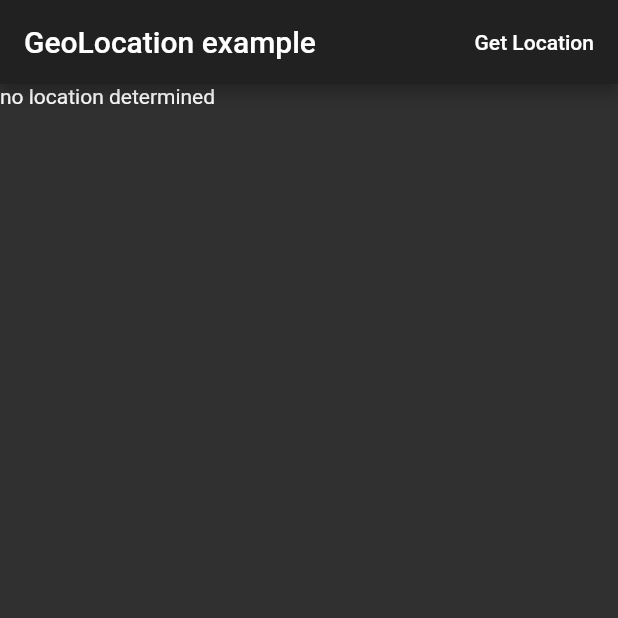
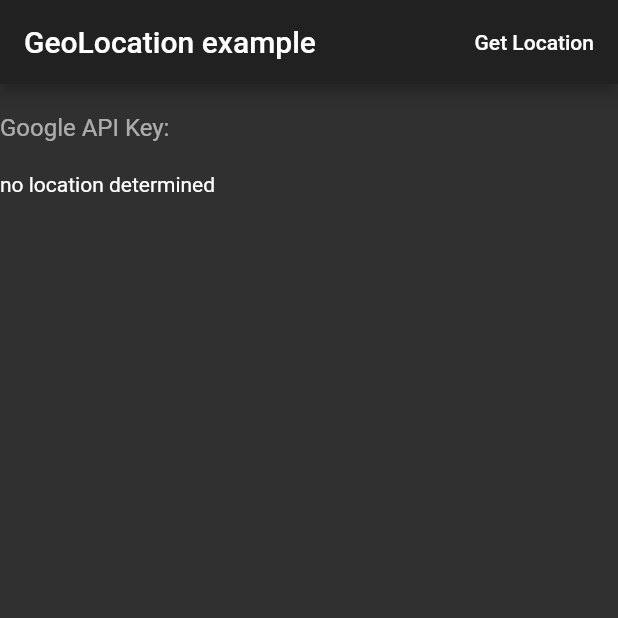
Before and after one commit to peter-roth-de/flutter_test_geoloc_app, a Flutter app: the screen it shows after launch, on a phone screen of 412 x 824 dp, the top half of it. Run offline on Flutter 3.47's test engine with Material 2 defaults, Android fonts, the phone set to English and light mode, and no system bars; our stand-ins replace flutter_map, latlong; missing offline and left inert: geolocation; network calls fail.

Commit message:
google.key var

```diff
--- a/lib/main.dart
+++ b/lib/main.dart
@@ -24,10 +24,12 @@ class Home extends StatefulWidget {
 }
 class HomeState extends State<Home> {
   MapController controller = new MapController();
+  final TextEditingController textFieldController = new TextEditingController();
   LocationResult locations;
   StreamSubscription<LocationResult> streamSubscription;
   //Stream<LocationResult> streamSubscription;
   bool trackLocation = false;
+  String sGoogleApiKey = "";
 
   @override initState() {
     super.initState();
@@ -37,6 +39,12 @@ class HomeState extends State<Home> {
     locations = null;
   }
 
+  @override
+  void dispose() {
+    // Clean up the controller when the Widget is disposed
+    textFieldController.dispose();
+    super.dispose();
+  }
   getPermission() async {
     final GeolocationResult result =
     await Geolocation.requestLocationPermission(const LocationPermission(
@@ -139,7 +147,15 @@ class HomeState extends State<Home> {
               .toList(),*/
               Image.network(locations == null
                   ? "https://heise.cloudimg.io/width/336/q50.png-lossy-50.webp-lossy-50.foil1/_www-heise-de_/imgs/18/2/4/8/8/6/8/5/dji_mavic_2_pro-d585e304494c7d70.jpeg"
-                  : "https://maps.googleapis.com/maps/api/staticmap?center=${locations.location.latitude},${locations.location.longitude}&zoom=12&size=400x400&key=${google.api.key}"),
+                  : "https://maps.googleapis.com/maps/api/staticmap?center=${locations.location.latitude},${locations.location.longitude}&zoom=12&size=400x400&key=${textFieldController.text}"),
+              TextField(
+                controller: textFieldController,
+                decoration: InputDecoration(
+                    border: InputBorder.none,
+                    labelText: "Google API Key:",
+                    hintText: 'Please enter the key!'
+                ),
+              ),
               Text(
                 (locations == null ? 'no location determined' : "You are here: ${locations.location.longitude} : ${locations.location.latitude}")),
               ],
```
